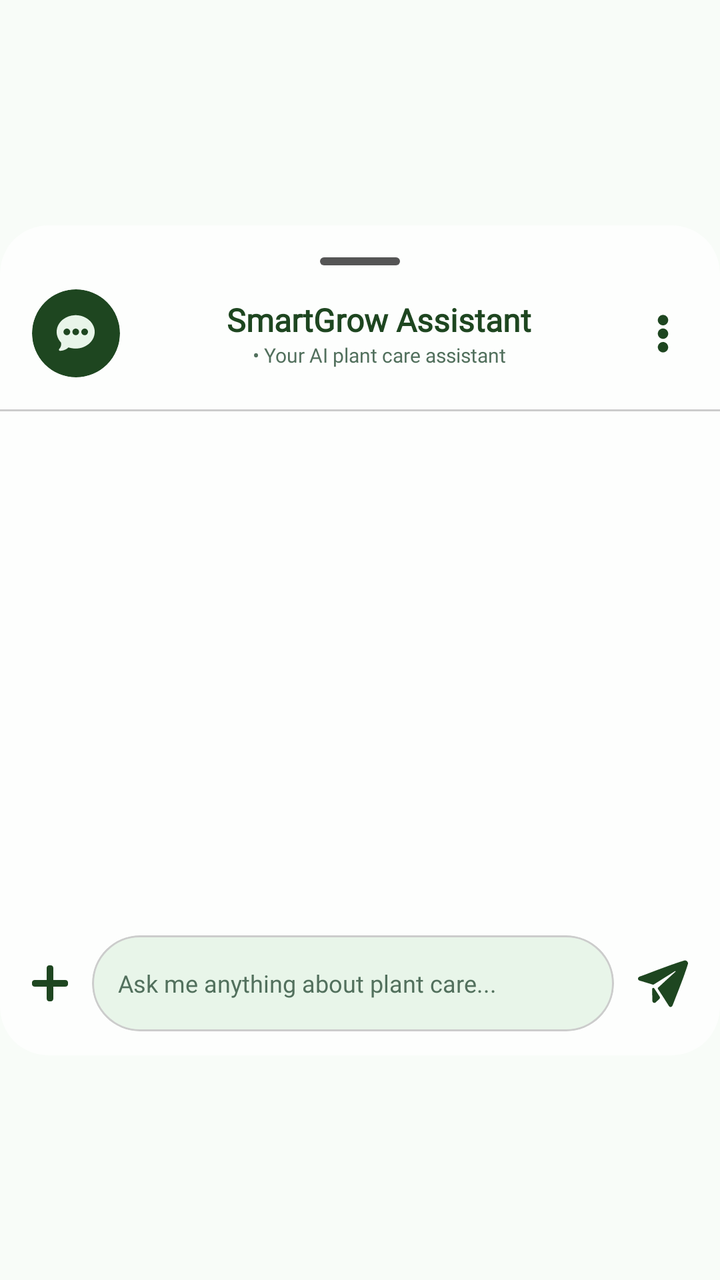
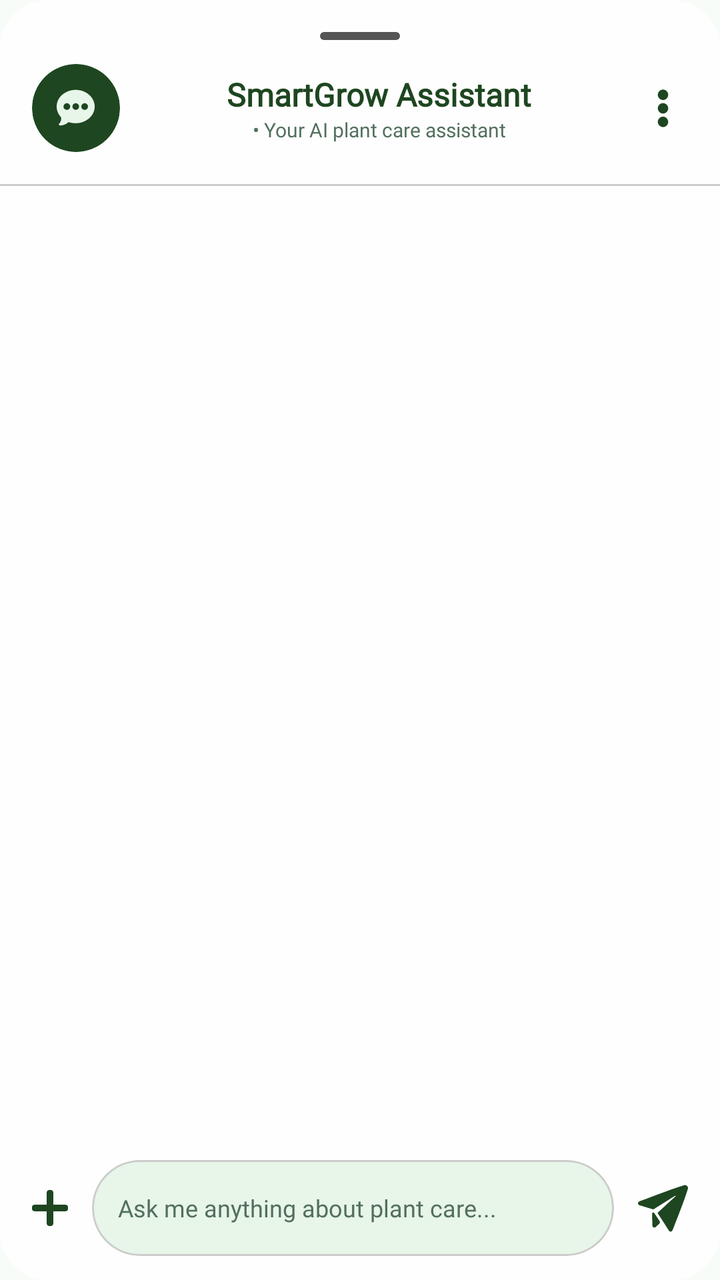

The first picture is an Android layout as it rendered before a commit; the second is the same layout after the commit. The layout source and the unified diff follow.
<!-- AndroidManifest.xml: application theme Theme.SmartGrow -->
<!-- res/layout/dialog_chat_assistant.xml -->
<?xml version="1.0" encoding="utf-8"?>
<androidx.constraintlayout.widget.ConstraintLayout
    xmlns:android="http://schemas.android.com/apk/res/android"
    xmlns:app="http://schemas.android.com/apk/res-auto"
    xmlns:tools="http://schemas.android.com/tools"
    android:layout_width="match_parent"
    android:layout_height="wrap_content"
    android:background="@color/profile_card_bg">

    <com.google.android.material.card.MaterialCardView
        android:layout_width="match_parent"
        android:layout_height="wrap_content"
        android:maxHeight="600dp"
        app:cardCornerRadius="24dp"
        app:cardElevation="0dp"
        app:cardBackgroundColor="@color/profile_card_bg"
        app:strokeWidth="0dp"
        app:layout_constraintTop_toTopOf="parent"
        app:layout_constraintBottom_toBottomOf="parent">

        <androidx.constraintlayout.widget.ConstraintLayout
            android:layout_width="match_parent"
            android:layout_height="wrap_content">

            <androidx.constraintlayout.widget.ConstraintLayout
                android:id="@+id/layout_chat_header"
                android:layout_width="match_parent"
                android:layout_height="wrap_content"
                android:padding="16dp"
                app:layout_constraintTop_toTopOf="parent">

                <View
                    android:id="@+id/view_drag_handle"
                    android:layout_width="40dp"
                    android:layout_height="4dp"
                    android:background="@drawable/bg_drag_handle"
                    app:layout_constraintTop_toTopOf="parent"
                    app:layout_constraintStart_toStartOf="parent"
                    app:layout_constraintEnd_toEndOf="parent"/>

                <com.google.android.material.card.MaterialCardView
                    android:id="@+id/card_chat_icon"
                    android:layout_width="44dp"
                    android:layout_height="44dp"
                    android:layout_marginTop="12dp"
                    app:cardCornerRadius="22dp"
                    app:cardBackgroundColor="@color/profile_title_color"
                    app:strokeWidth="0dp"
                    app:layout_constraintTop_toBottomOf="@id/view_drag_handle"
                    app:layout_constraintStart_toStartOf="parent">
                    <ImageView
                        android:layout_width="19dp"
                        android:layout_height="19dp"
                        android:src="@drawable/ic_chat"
                        android:layout_gravity="center"
                        app:tint="@color/app_background"
                        android:contentDescription="Chat icon"/>
                </com.google.android.material.card.MaterialCardView>

                
                <LinearLayout
                    android:layout_width="0dp"
                    android:layout_height="wrap_content"
                    android:orientation="vertical"
                    android:gravity="center_horizontal"
                    app:layout_constraintTop_toTopOf="@id/card_chat_icon"
                    app:layout_constraintBottom_toBottomOf="@id/card_chat_icon"
                    app:layout_constraintStart_toEndOf="@id/card_chat_icon"
                    app:layout_constraintEnd_toStartOf="@id/ib_chat_menu"
                    app:layout_constraintHorizontal_bias="0.5">

                    <TextView
                        android:layout_width="wrap_content"
                        android:layout_height="wrap_content"
                        android:text="SmartGrow Assistant"
                        android:textColor="@color/profile_title_color"
                        android:textSize="16sp"
                        android:textStyle="bold"
                        android:fontFamily="@font/inter_extrabold"
                        android:gravity="center"/>

                    <TextView
                        android:id="@+id/tv_assistant_status"
                        android:layout_width="wrap_content"
                        android:layout_height="wrap_content"
                        android:text="• Your AI plant care assistant"
                        android:textColor="@color/text_secondary"
                        android:textSize="10sp"
                        android:fontFamily="@font/inter_semibold"
                        android:gravity="center"/>
                </LinearLayout>

                <ImageView
                    android:id="@+id/ib_chat_menu"
                    android:layout_width="25dp"
                    android:layout_height="25dp"
                    android:background="?attr/selectableItemBackgroundBorderless"
                    android:src="@drawable/ic_more_vert"
                    app:tint="@color/profile_title_color"
                    app:layout_constraintTop_toTopOf="@id/card_chat_icon"
                    app:layout_constraintBottom_toBottomOf="@id/card_chat_icon"
                    app:layout_constraintEnd_toEndOf="parent"
                    android:contentDescription="Menu"/>

            </androidx.constraintlayout.widget.ConstraintLayout>

            <View
                android:id="@+id/header_divider"
                android:layout_width="match_parent"
                android:layout_height="1dp"
                android:background="@color/divider"
                app:layout_constraintTop_toBottomOf="@id/layout_chat_header"/>

            

            <androidx.recyclerview.widget.RecyclerView
                android:id="@+id/rv_chat_messages_list"
                android:layout_width="match_parent"
                android:layout_height="250dp"
                android:clipToPadding="false"
                android:padding="16dp"
                android:overScrollMode="never"
                app:layout_constraintBottom_toTopOf="@id/layout_image_preview_container"
                app:layout_constraintTop_toBottomOf="@id/header_divider" />

            
            <androidx.constraintlayout.widget.ConstraintLayout
                android:id="@+id/layout_image_preview_container"
                android:layout_width="match_parent"
                android:layout_height="wrap_content"
                android:paddingHorizontal="16dp"
                android:paddingTop="8dp"
                android:visibility="gone"
                app:layout_constraintBottom_toTopOf="@id/layout_input_bar">

                <com.google.android.material.card.MaterialCardView
                    android:id="@+id/card_preview_image"
                    android:layout_width="72dp"
                    android:layout_height="72dp"
                    app:cardCornerRadius="12dp"
                    app:strokeWidth="1dp"
                    app:strokeColor="@color/divider"
                    app:cardBackgroundColor="@color/profile_card_bg"
                    app:layout_constraintStart_toStartOf="parent"
                    app:layout_constraintTop_toTopOf="parent"
                    app:layout_constraintBottom_toBottomOf="parent">

                    <ImageView
                        android:id="@+id/iv_preview_selected_image"
                        android:layout_width="match_parent"
                        android:layout_height="match_parent"
                        android:scaleType="centerCrop"
                        android:contentDescription="Selected image preview"/>
                </com.google.android.material.card.MaterialCardView>

                <ImageView
                    android:id="@+id/ib_remove_preview_image"
                    android:layout_width="24dp"
                    android:layout_height="24dp"
                    android:src="@drawable/ic_tips_x"
                    android:backgroundTint="@color/text_secondary"
                    app:layout_constraintTop_toTopOf="@id/card_preview_image"
                    app:layout_constraintEnd_toEndOf="@id/card_preview_image"
                    android:contentDescription="Remove image"/>
            </androidx.constraintlayout.widget.ConstraintLayout>

            
            <androidx.constraintlayout.widget.ConstraintLayout
                android:id="@+id/layout_input_bar"
                android:layout_width="match_parent"
                android:layout_height="wrap_content"
                android:paddingHorizontal="16dp"
                android:paddingVertical="12dp"
                app:layout_constraintBottom_toBottomOf="parent">

                
                <ImageView
                    android:id="@+id/ib_chat_attach"
                    android:layout_width="18dp"
                    android:layout_height="18dp"
                    android:background="?attr/selectableItemBackgroundBorderless"
                    android:contentDescription="Attach Media or Image Source"
                    android:src="@drawable/ic_plus"
                    app:layout_constraintBottom_toBottomOf="parent"
                    app:layout_constraintStart_toStartOf="parent"
                    app:layout_constraintTop_toTopOf="parent"
                    app:tint="@color/profile_title_color" />

                
                <com.google.android.material.card.MaterialCardView
                    android:layout_width="0dp"
                    android:layout_height="48dp"
                    android:layout_marginStart="12dp"
                    android:layout_marginEnd="12dp"
                    app:cardCornerRadius="24dp"
                    app:cardBackgroundColor="@color/app_background"
                    app:strokeWidth="1dp"
                    app:strokeColor="@color/divider"
                    app:cardElevation="0dp"
                    app:layout_constraintTop_toTopOf="parent"
                    app:layout_constraintBottom_toBottomOf="parent"
                    app:layout_constraintStart_toEndOf="@id/ib_chat_attach"
                    app:layout_constraintEnd_toStartOf="@id/ib_send_message">

                    <EditText
                        android:id="@+id/et_chat_input"
                        android:layout_width="match_parent"
                        android:layout_height="match_parent"
                        android:hint="Ask me anything about plant care..."
                        android:textColorHint="@color/text_secondary"
                        android:textColor="@color/profile_title_color"
                        android:textSize="12sp"
                        android:fontFamily="@font/inter_semibold"
                        android:background="@android:color/transparent"
                        android:paddingHorizontal="13dp"
                        android:inputType="textCapSentences"
                        android:maxLines="3"
                        android:importantForAutofill="no"/>
                </com.google.android.material.card.MaterialCardView>

                
                <ImageButton
                    android:id="@+id/ib_send_message"
                    android:layout_width="25dp"
                    android:layout_height="25dp"
                    android:background="?attr/selectableItemBackgroundBorderless"
                    android:src="@drawable/ic_send"
                    android:scaleType="centerInside"
                    app:tint="@color/profile_title_color"
                    app:layout_constraintTop_toTopOf="parent"
                    app:layout_constraintBottom_toBottomOf="parent"
                    app:layout_constraintEnd_toEndOf="parent"
                    android:contentDescription="Send message"/>

            </androidx.constraintlayout.widget.ConstraintLayout>

        </androidx.constraintlayout.widget.ConstraintLayout>
    </com.google.android.material.card.MaterialCardView>
</androidx.constraintlayout.widget.ConstraintLayout>
<!-- resources referenced by this layout -->
<resources>
  <color name="app_background">#E8F5E9</color>
  <color name="divider">#CCCCCC</color>
  <color name="profile_card_bg">#B3FFFFFF</color>
  <color name="profile_title_color">#1e4620</color>
  <color name="text_secondary">#52705D</color>
  <!-- drawable bg_drag_handle (drawable) -->
  <?xml version="1.0" encoding="utf-8"?>
  <shape xmlns:android="http://schemas.android.com/apk/res/android">
      <solid android:color="#555555" />
      <corners android:radius="2dp" />
  </shape>
  <!-- drawable ic_chat: vector/xml drawable (drawable, 3446 chars, omitted) -->
  <!-- drawable ic_more_vert (drawable) -->
  <vector xmlns:android="http://schemas.android.com/apk/res/android"
      android:width="512dp"
      android:height="512dp"
      android:viewportWidth="512"
      android:viewportHeight="512">
    <path
        android:pathData="M250.42,64.23C257.69,63.38 265.65,64.26 272.5,66.69C288.64,72.41 301.57,84.66 306.85,101.18C316.38,130.93 296.56,164.97 265.35,169.86C257.38,171.11 248.63,171.04 240.93,168.46C224.21,162.86 210.64,150.62 205.15,133.54C194.87,101.56 217.64,68.06 250.42,64.23ZM249.02,203.11C257.05,202.2 265.83,202.71 273.38,205.66C289.3,211.88 301.11,223.32 306.79,239.63C317.58,270.64 294.94,304.4 263.3,308.84C256.17,309.85 248.82,309.15 241.92,307.3C196.12,295.02 188.3,229.98 231.46,208.76C236.99,206.04 242.82,203.81 249.02,203.11ZM252.3,341.53C259.77,340.9 267.61,342.03 274.58,344.75C317.02,361.36 321.92,421.36 280.13,442.15C274.23,445.08 267.75,447.22 261.14,447.81C253.97,448.44 246.26,447.76 239.5,445.3C195.73,429.42 189.22,370.94 230.66,347.79C237.31,344.08 244.72,342.16 252.3,341.53Z"
        android:strokeLineJoin="round"
        android:strokeWidth="0.25"
        android:fillColor="#000000"
        android:fillType="evenOdd"
        android:strokeColor="#000000"/>
  </vector>
  <!-- drawable ic_plus: vector/xml drawable (drawable, 2513 chars, omitted) -->
  <!-- drawable ic_send: vector/xml drawable (drawable, 2553 chars, omitted) -->
  <!-- drawable ic_tips_x: vector/xml drawable (drawable, 4029 chars, omitted) -->
  <style name="Theme.SmartGrow" parent="Base.Theme.SmartGrow" />
  <style name="Base.Theme.SmartGrow" parent="Theme.Material3.DayNight.NoActionBar">
          <item name="android:windowBackground">@color/app_background</item>
          <item name="android:windowDisablePreview">true</item>
  
          
          <item name="android:statusBarColor">@color/app_background</item>
          <item name="android:windowLightStatusBar">true</item>
  
          
          <item name="android:navigationBarColor">@color/app_background</item>
          <item name="android:windowLightNavigationBar" tools:targetApi="o_mr1">true</item>
  
          <item name="android:windowDrawsSystemBarBackgrounds">true</item>
          <item name="android:windowTranslucentStatus">false</item>
          <item name="android:windowTranslucentNavigation">false</item>
      </style>
</resources>

<!-- the commit's change to res/layout/dialog_chat_assistant.xml (unified diff, before → after) -->
@@ -116,7 +116,7 @@
             <androidx.recyclerview.widget.RecyclerView
                 android:id="@+id/rv_chat_messages_list"
                 android:layout_width="match_parent"
-                android:layout_height="250dp"
+                android:layout_height="600dp"
                 android:clipToPadding="false"
                 android:padding="16dp"
                 android:overScrollMode="never"
